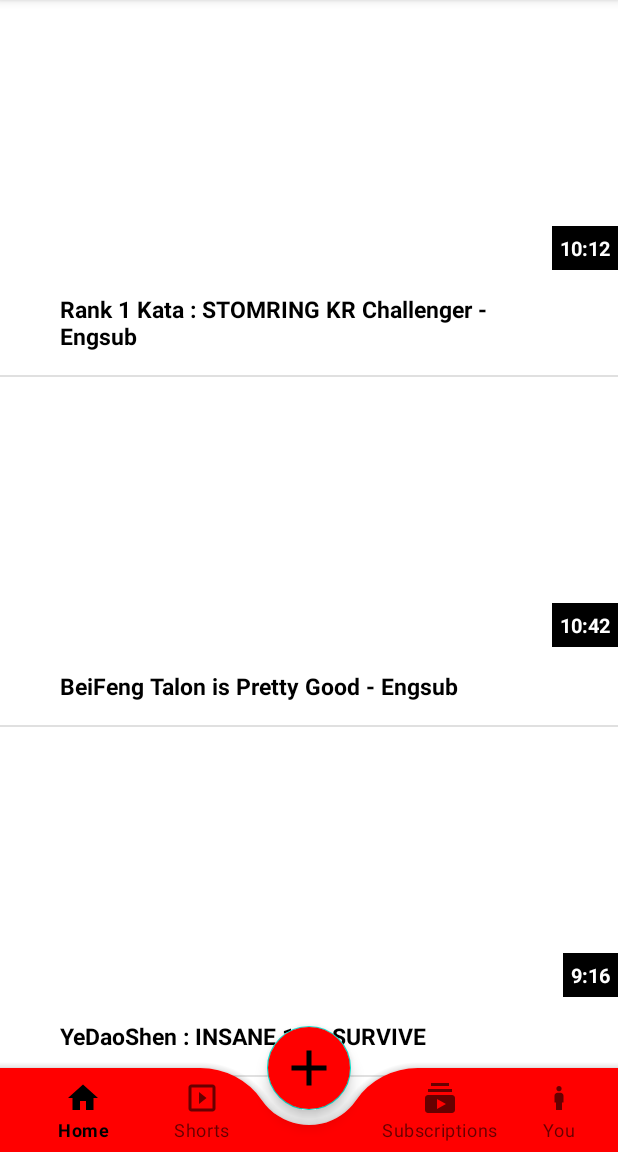
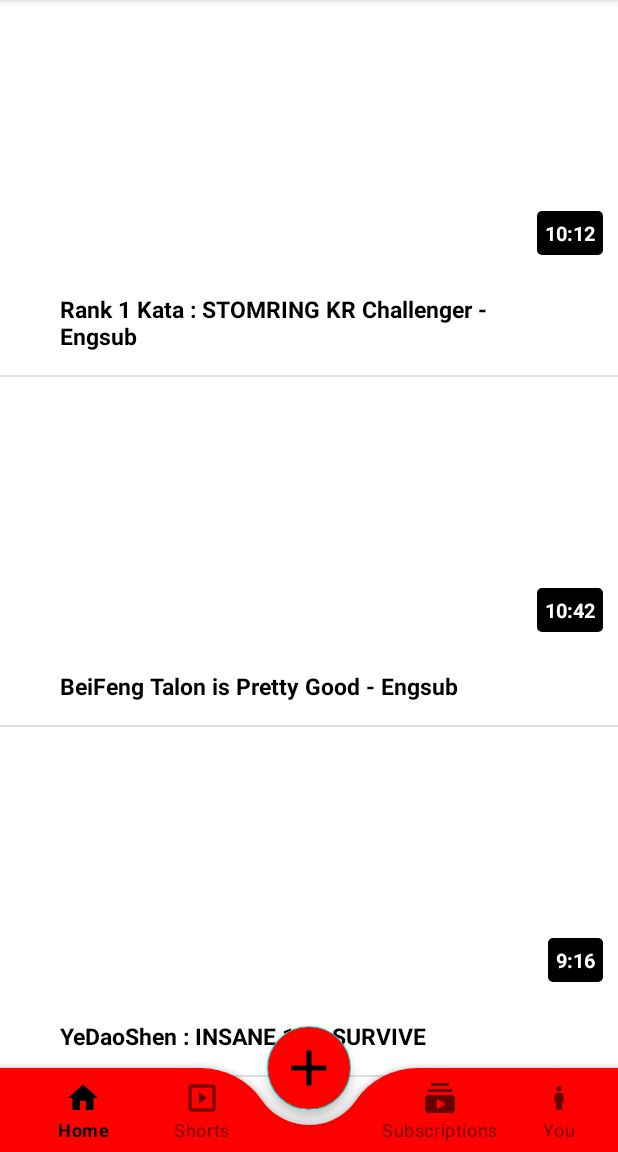
Before and after one commit to trinhcongson2003/appvideo, an Android app: the screen it shows after launch (MainActivity), on a phone screen of 412 x 824 dp, the part 84-1236 px from its top. Run offline under Robolectric (Android 15) with nearby library versions, the phone set to English and light mode, and no system bars.

Commit message:
Khang_update

```diff
--- a/app/src/main/java/com/example/myapplication/HomeFragment.java
+++ b/app/src/main/java/com/example/myapplication/HomeFragment.java
@@ -21,7 +21,7 @@ import java.util.ArrayList;
 
 public class HomeFragment extends Fragment implements AdapterView.OnItemClickListener {
 //    Database database;
-    ArrayList<Video> arrayVideo;
+//    ArrayList<Video> arrayVideo;
     HomeAdapter homeAdapter;
     View view;
     ListView listView;
@@ -39,28 +39,15 @@ public class HomeFragment extends Fragment implements AdapterView.OnItemClickLis
     @Override
     public void onViewCreated(@NonNull View view, @Nullable Bundle savedInstanceState) {
         super.onViewCreated(view, savedInstanceState);
-        arrayVideo = new ArrayList<>();
-        homeAdapter = new HomeAdapter(getContext(),R.layout.row_home, arrayVideo);
-        //Database
-//        database = new Database(getActivity(), "VideoPlayer.sql", null, 1);
-        //Tạo bảng video
-//        database.QueryData("CREATE TABLE IF NOT EXISTS Video(IdVD INTEGER PRIMARY KEY AUTOINCREMENT, TenVD VARCHAR(500), VDURL VARCHAR(300), Thumbnail VARCHAR(300), Timeline INTEGER, TongTG INTEGER, IdHistory INTEGER)");
-//        database.QueryData("DROP  TABLE IF EXISTS Video");
-        MainActivity.database.QueryData("CREATE TABLE IF NOT EXISTS Video(IdVD INTEGER PRIMARY KEY AUTOINCREMENT, TenVD VARCHAR(500), VDURL VARCHAR(300), Thumbnail VARCHAR(300), Timeline INTEGER, TongTG INTEGER, IdHistory INTEGER)");
-        //Chèn CSDL vào bảng Video
-        MainActivity.database.QueryData("INSERT INTO Video VALUES(null,'Rank 1 Kata : STOMRING KR Challenger - Engsub','R.raw.vd1','@drawable/katadeath','0','612000','0')");
-        MainActivity.database.QueryData("INSERT INTO Video VALUES(null,'BeiFeng Talon is Pretty Good - Engsub','R.raw.vd1','@drawable/beifeng2','0','642000','0')");
-        MainActivity.database.QueryData("INSERT INTO Video VALUES(null,'YeDaoShen : INSANE 1HP SURVIVE','R.raw.vd1','@drawable/talonenduring','0','556000','0')");
-        MainActivity.database.QueryData("INSERT INTO Video VALUES(null,'BeiFeng : Did You Know About This Qiyana ONE SHOT Combos ?','R.raw.vd1','@drawable/beifeng1','0','516000','0')");
-        MainActivity.database.QueryData("INSERT INTO Video VALUES(null,'When Rank 1 Katarina meet Yasuo - Engsub','R.raw.vd1','@drawable/rank1kata','0','593000','0')");
-        //
+        homeAdapter = new HomeAdapter(getContext(),R.layout.row_home, MainActivity.listHomeVideo);
+
         listView = (ListView) view.findViewById(R.id.listVidHome);
         listView.setAdapter(homeAdapter);
         GetDataVideo();
     }
 
     public void GetDataVideo(){
-        arrayVideo.clear();
+        MainActivity.listHomeVideo.clear();
         Cursor dataVideo = MainActivity.database.GetData("SELECT * FROM Video");
         while (dataVideo.moveToNext()){
             int id = dataVideo.getInt(0);
@@ -71,7 +58,7 @@ public class HomeFragment extends Fragment implements AdapterView.OnItemClickLis
             int timeline = dataVideo.getInt(4);
             int tongtg = dataVideo.getInt(5);
             int history = dataVideo.getInt(6);
-            arrayVideo.add(new Video(id, ten, url, idthumb, timeline, tongtg, history  ));
+            MainActivity.listHomeVideo.add(new Video(id, ten, url, idthumb, timeline, tongtg, history  ));
             homeAdapter.notifyDataSetChanged();
         }
     }
--- a/app/src/main/java/com/example/myapplication/MainActivity.java
+++ b/app/src/main/java/com/example/myapplication/MainActivity.java
@@ -30,7 +30,7 @@ public class MainActivity extends AppCompatActivity implements NavigationView.On
     Toolbar toolbar;
     FloatingActionButton fab;
     public static String videoPath = "android.resource://com.example.myapplication/";
-    public static ArrayList<Video> listVideoPlay;
+    public static ArrayList<Video> listVideoPlay, listHomeVideo;
     public static Database database;
 
 
@@ -42,6 +42,21 @@ public class MainActivity extends AppCompatActivity implements NavigationView.On
 
         database = new Database(getApplicationContext(), "VideoPlayer.sql", null, 1);
         listVideoPlay=new ArrayList<Video>();
+        listHomeVideo = new ArrayList<Video>();
+
+        //Database
+//        database = new Database(getActivity(), "VideoPlayer.sql", null, 1);
+        //Tạo bảng video
+//        database.QueryData("CREATE TABLE IF NOT EXISTS Video(IdVD INTEGER PRIMARY KEY AUTOINCREMENT, TenVD VARCHAR(500), VDURL VARCHAR(300), Thumbnail VARCHAR(300), Timeline INTEGER, TongTG INTEGER, IdHistory INTEGER)");
+//        database.QueryData("DROP  TABLE IF EXISTS Video");
+        database.QueryData("CREATE TABLE IF NOT EXISTS Video(IdVD INTEGER PRIMARY KEY AUTOINCREMENT, TenVD VARCHAR(500), VDURL VARCHAR(300), Thumbnail VARCHAR(300), Timeline INTEGER, TongTG INTEGER, IdHistory INTEGER)");
+        //Chèn CSDL vào bảng Video
+        database.QueryData("INSERT INTO Video VALUES(null,'Rank 1 Kata : STOMRING KR Challenger - Engsub','R.raw.vd1','@drawable/katadeath','0','612000','0')");
+        database.QueryData("INSERT INTO Video VALUES(null,'BeiFeng Talon is Pretty Good - Engsub','R.raw.vd1','@drawable/beifeng2','0','642000','0')");
+        database.QueryData("INSERT INTO Video VALUES(null,'YeDaoShen : INSANE 1HP SURVIVE','R.raw.vd1','@drawable/talonenduring','0','556000','0')");
+        database.QueryData("INSERT INTO Video VALUES(null,'BeiFeng : Did You Know About This Qiyana ONE SHOT Combos ?','R.raw.vd1','@drawable/beifeng1','0','516000','0')");
+        database.QueryData("INSERT INTO Video VALUES(null,'When Rank 1 Katarina meet Yasuo - Engsub','R.raw.vd1','@drawable/rank1kata','0','593000','0')");
+        //
 
         fab = findViewById(R.id.fab);
         toolbar = findViewById(R.id.toolbar);
--- /dev/null
+++ b/app/src/main/res/drawable/round_outline.xml
@@ -0,0 +1,5 @@
+<?xml version="1.0" encoding="utf-8"?>
+<shape xmlns:android="http://schemas.android.com/apk/res/android"
+    android:shape="rectangle">
+    <corners android:radius="10dp" />
+</shape>
--- /dev/null
+++ b/app/src/main/res/drawable/video_time.xml
@@ -0,0 +1,6 @@
+<?xml version="1.0" encoding="utf-8"?>
+<shape xmlns:android="http://schemas.android.com/apk/res/android"
+    android:shape="rectangle">
+    <corners android:radius="3dp" />
+    <solid android:color="@color/black" />
+</shape>
--- a/app/src/main/res/layout/row_home.xml
+++ b/app/src/main/res/layout/row_home.xml
@@ -4,12 +4,13 @@
     android:layout_height="wrap_content"
     android:layout_marginBottom="15dp"
     android:orientation="vertical">
+
     <ImageView
         android:id="@+id/vidThumbnail"
         android:layout_width="match_parent"
         android:layout_height="180dp"
-        android:src="@drawable/rank1kata"
-        android:scaleType="centerCrop"/>
+        android:scaleType="centerCrop"
+        android:src="@drawable/rank1kata" />
 
     <TextView
         android:id="@+id/vidTongTG"
@@ -17,7 +18,9 @@
         android:layout_height="wrap_content"
         android:layout_alignEnd="@id/vidThumbnail"
         android:layout_alignBottom="@id/vidThumbnail"
-        android:background="@color/black"
+        android:layout_marginRight="10dp"
+        android:layout_marginBottom="10dp"
+        android:background="@drawable/video_time"
         android:padding="5dp"
         android:text="00:00"
         android:textSize="13dp"
```
Also changed, not shown: app/src/main/java/com/example/myapplication/HistoryAdapter.java (added, +63 -0 lines), app/src/main/res/layout/row_history.xml (+38 -11 lines).
